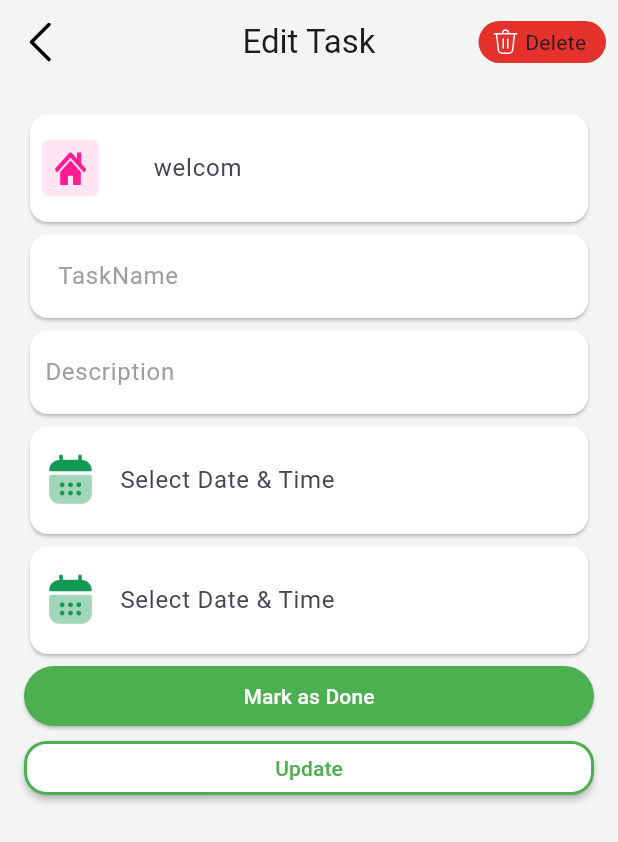
After one commit to mahmoudshahin1/NTI-Task1, a Flutter app: the ScreenEditTask screen opened directly, on a phone screen of 412 x 824 dp. The commit adds this screen. Shown: the top 842 px of the screen. Run offline on Flutter 3.47's test engine with Material 3 defaults, Android fonts, the phone set to English and light mode, and no system bars; our stand-ins replace flutter_svg.

Commit message:
TaskEditScreen

```diff
--- a/lib/constant/appicon.dart
+++ b/lib/constant/appicon.dart
@@ -3,4 +3,7 @@ class Appicon {
   static const String IconTask = 'assets/icons/worktask.svg';
   static const String IconPersonal = 'assets/icons/personal.svg';
   static const String IconArrowBack = 'assets/icons/aroweback.svg';
+  static const String IconeDelet = 'assets/icons/Delet.svg';
+  static const String IconeHomeEdit = 'assets/icons/HomeEdit.svg';
+  static const String IconeCaleander = 'assets/icons/calendar.svg';
 }
--- /dev/null
+++ b/lib/task2/screenedittask.dart
@@ -0,0 +1,233 @@
+import 'package:flutter/material.dart';
+import 'package:flutter_svg/svg.dart';
+import 'package:intl/intl.dart';
+import 'package:newproject/constant/appicon.dart';
+
+class ScreenEditTask extends StatefulWidget {
+  ScreenEditTask({super.key});
+
+  @override
+  State<ScreenEditTask> createState() => _ScreenEditTaskState();
+}
+
+class _ScreenEditTaskState extends State<ScreenEditTask> {
+  String? hinttext;
+
+  TextEditingController dateTimeController = TextEditingController();
+  Future<void> _pickDateTime(BuildContext context) async {
+    DateTime? pickedDate = await showDatePicker(
+      context: context,
+      initialDate: DateTime.now(),
+      firstDate: DateTime(2000),
+      lastDate: DateTime(2100),
+    );
+
+    if (pickedDate != null) {
+      TimeOfDay? pickedTime = await showTimePicker(
+        context: context,
+        initialTime: TimeOfDay.now(),
+      );
+
+      if (pickedTime != null) {
+        DateTime finalDateTime = DateTime(
+          pickedDate.year,
+          pickedDate.month,
+          pickedDate.day,
+          pickedTime.hour,
+          pickedTime.minute,
+        );
+
+        String formattedDateTime =
+            "${DateFormat('d MMMM, yyyy').format(finalDateTime)} - ${DateFormat('h:mm a').format(finalDateTime)}";
+
+        dateTimeController.text = formattedDateTime;
+      }
+    }
+  }
+
+  @override
+  Widget build(BuildContext context) {
+    return Scaffold(
+      appBar: AppBar(
+        title: const Text('Edit Task'),
+        centerTitle: true,
+        leading: SvgPicture.asset(Appicon.IconArrowBack),
+        actions: [
+          Container(
+            width: 85,
+            height: 28,
+            decoration: const BoxDecoration(
+              color: Color(0xffE4312B),
+              borderRadius: BorderRadius.all(
+                Radius.circular(14),
+              ),
+            ),
+            margin: EdgeInsets.all(8),
+            padding: EdgeInsets.symmetric(
+              horizontal: 10,
+            ),
+            child: Row(
+              children: [
+                SvgPicture.asset(Appicon.IconeDelet),
+                SizedBox(
+                  width: 5,
+                ),
+                Text('Delete'),
+              ],
+            ),
+          )
+        ],
+      ),
+      body: SingleChildScrollView(
+        child: Padding(
+          padding: const EdgeInsets.all(16.0),
+          child: Column(
+            children: [
+              Card(
+                color: Colors.white,
+                child: Padding(
+                  padding: const EdgeInsets.all(8.0),
+                  child: TextField(
+                    onSubmitted: (value) {
+                      hinttext = value;
+                      print(value);
+                    },
+                    decoration: InputDecoration(
+                        border: InputBorder.none,
+                        prefixIcon: Padding(
+                          padding: EdgeInsets.only(
+                            right: 10,
+                          ),
+                          child: SvgPicture.asset(
+                            'assets/icons/Group 46.svg',
+                          ),
+                        ),
+                        label: Text('     welcom'),
+                        hintText: hinttext,
+                        hintStyle: TextStyle()),
+                  ),
+                ),
+              ),
+              Card(
+                color: Colors.white,
+                child: Padding(
+                  padding: const EdgeInsets.symmetric(horizontal: 10),
+                  child: TextField(
+                    onSubmitted: (value) {
+                      hinttext = value;
+                      print(value);
+                    },
+                    decoration: InputDecoration(
+                        border: InputBorder.none,
+                        label: Text(
+                          '  TaskName',
+                          style: TextStyle(color: Colors.grey),
+                        ),
+                        hintText: hinttext,
+                        hintStyle: TextStyle()),
+                  ),
+                ),
+              ),
+              Card(
+                color: Colors.white,
+                child: Padding(
+                  padding: const EdgeInsets.symmetric(horizontal: 10),
+                  child: TextField(
+                    maxLines: null, // Allows unlimited lines
+                    keyboardType: TextInputType.multiline,
+                    onSubmitted: (value) {
+                      hinttext = value;
+                      print(value);
+                    },
+                    decoration: InputDecoration(
+                        border: InputBorder.none,
+                        label: Text(
+                          'Description',
+                          style: TextStyle(color: Colors.grey),
+                        ),
+                        hintText: hinttext,
+                        hintMaxLines: 5,
+                        hintStyle: TextStyle()),
+                  ),
+                ),
+              ),
+              Card(
+                color: Colors.white,
+                child: Padding(
+                    padding: const EdgeInsets.all(8.0),
+                    child: TextField(
+                      controller: dateTimeController,
+                      readOnly: true,
+                      decoration: InputDecoration(
+                        border: InputBorder.none,
+                        labelText: "Select Date & Time",
+                        prefixIcon: Padding(
+                          padding: EdgeInsets.only(
+                            right: 10,
+                          ),
+                          child: SvgPicture.asset(
+                            Appicon.IconeCaleander,
+                          ),
+                        ),
+                      ),
+                      onTap: () => _pickDateTime(context),
+                    )),
+              ),
+              Card(
+                color: Colors.white,
+                child: Padding(
+                    padding: const EdgeInsets.all(8.0),
+                    child: TextField(
+                      controller: dateTimeController,
+                      readOnly: true,
+                      decoration: InputDecoration(
+                        border: InputBorder.none,
+                        labelText: "Select Date & Time",
+                        prefixIcon: Padding(
+                          padding: EdgeInsets.only(
+                            right: 10,
+                          ),
+                          child: SvgPicture.asset(
+                            Appicon.IconeCaleander,
+                          ),
+                        ),
+                      ),
+                      onTap: () => _pickDateTime(context),
+                    )),
+              ),
+              Center(
+                child: ElevatedButton(
+                    style: ButtonStyle(
+                      backgroundColor: WidgetStatePropertyAll(Colors.green),
+                      minimumSize:
+                          MaterialStateProperty.all(Size(double.infinity, 40)),
+                    ),
+                    onPressed: () {},
+                    child: Text(
+                      'Mark as Done',
+                      style: TextStyle(color: Colors.white),
+                    )),
+              ),
+              Center(
+                child: MaterialButton(
+                  minWidth: double.infinity,
+                  color: Colors.white, // Background color
+                  shape: RoundedRectangleBorder(
+                    borderRadius: BorderRadius.circular(15), // Rounded borders
+                    side: BorderSide(
+                        color: Colors.green, width: 2), // Border color & width
+                  ),
+                  onPressed: () {},
+                  child: Text(
+                    'Update',
+                    style: TextStyle(color: Colors.green),
+                  ),
+                ),
+              )
+            ],
+          ),
+        ),
+      ),
+    );
+  }
+}
--- a/pubspec.yaml
+++ b/pubspec.yaml
@@ -36,6 +36,7 @@ dependencies:
   # Use with the CupertinoIcons class for iOS style icons.
   cupertino_icons: ^1.0.8
   flutter_svg: ^2.0.17
+  intl: ^0.18.0
 
 dev_dependencies:
   flutter_test:
```
Also changed, not shown: assets/icons/Delet.svg (added), assets/icons/Group 46.svg (added), assets/icons/HomeEdit.svg (added), assets/icons/calendar.svg (added), pubspec.lock, 1 other file.
